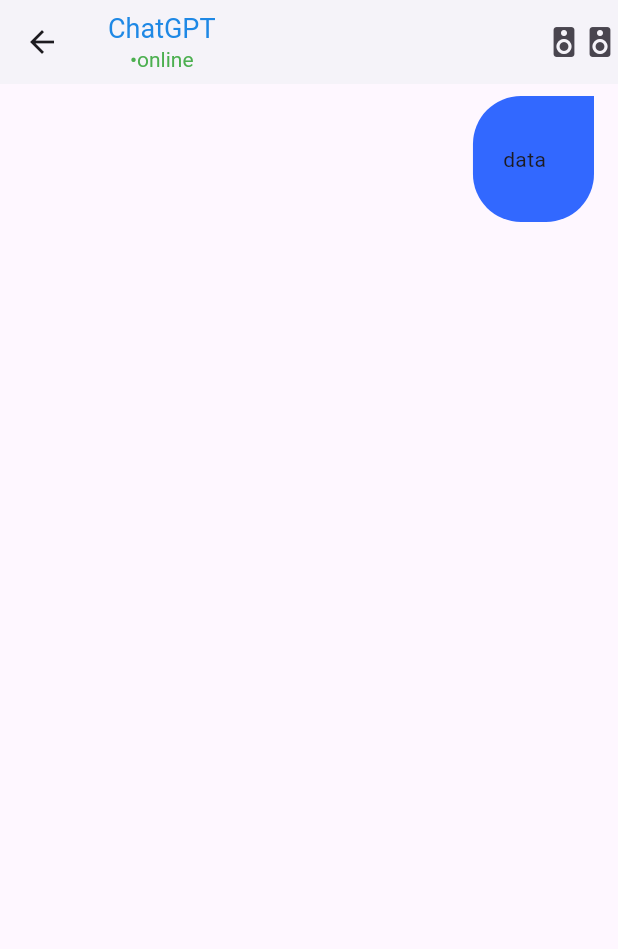
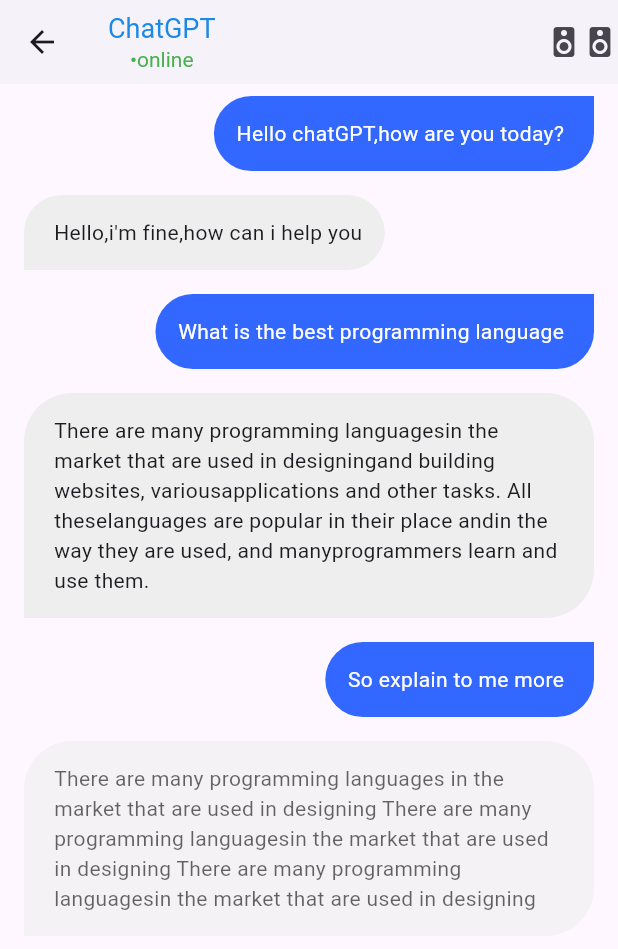
Before and after one commit to Flutter-gg-1/Assignment-11, a Flutter app: the ChatPage screen opened directly, on a phone screen of 412 x 824 dp. Shown: the top 949 px of the screen. Run offline on Flutter 3.47's test engine with Material 3 defaults, Android fonts, the phone set to English and light mode, and no system bars.

Commit message:
done form chat page

```diff
--- a/lib/page/chat_page.dart
+++ b/lib/page/chat_page.dart
@@ -1,60 +1,38 @@
-
-
-
 import 'package:asg11/widget/custum_appBar.dart';
+import 'package:asg11/widget/me_bubled.dart';
+import 'package:asg11/widget/other_buble.dart';
 import 'package:flutter/material.dart';
-
 
 class ChatPage extends StatelessWidget {
   const ChatPage({super.key});
 
   @override
   Widget build(BuildContext context) {
-    return  Scaffold(
-
-      appBar: const CustumAppbar(),
-
+    return const Scaffold(
+      appBar: CustumAppbar(),
       body: SizedBox(
         width: double.infinity,
         child: Column(
           children: [
-            me_buble(),
+            MeBubled(
+              tex: "Hello chatGPT,how are you today?",
+            ),
+            OtherBuble(
+              tex: "Hello,i'm fine,how can i help you",
+            ),
+            MeBubled(tex: "What is the best programming language"),
+            OtherBuble(
+              tex:
+                  "There are many programming languagesin the market that are used in designingand building websites, variousapplications and other tasks. All theselanguages are popular in their place andin the way they are used, and manyprogrammers learn and use them.",
+            ),
+            MeBubled(tex: "So explain to me more"),
+            OtherBuble(
+              tex:
+                  "There are many programming languages in the market that are used in designing There are many programming languagesin the market that are used in designing There are many programming languagesin the market that are used in designing",
+                  isOpc: true,
+            ),
           ],
         ),
-      ),
-
-
-    );
-  }
-}
-
-class me_buble extends StatelessWidget {
-  const me_buble({
-    super.key,
-  });
-
-  @override
-  Widget build(BuildContext context) {
-    return Align(
-      alignment: Alignment.centerRight,
-      child: Container(
-
-       margin: const  EdgeInsets.symmetric(horizontal: 16 , vertical: 8),
-
-              padding: const EdgeInsets.only(left: 20 ,right: 32,bottom: 32,top: 32),
-
-              decoration: const BoxDecoration(
-
-                 color:   Color(0xff3268FF),
-              borderRadius:  BorderRadius.only(
-
-    topLeft: Radius.circular(32),
-    bottomRight: Radius.circular(32),
-    bottomLeft: Radius.circular(32)
-
-              )),
-
-        child: const Text("data"),
       ),
     );
   }
--- a/lib/widget/me_bubled.dart
+++ b/lib/widget/me_bubled.dart
@@ -1,13 +1,11 @@
-
-
-
 
 
 import 'package:flutter/material.dart';
 
 class MeBubled extends StatelessWidget {
+  final String tex;
   const MeBubled({
-    super.key,
+    super.key, required this.tex,
   });
 
   @override
@@ -15,23 +13,16 @@
     return Align(
       alignment: Alignment.centerRight,
       child: Container(
-
-       margin: const  EdgeInsets.symmetric(horizontal: 16 , vertical: 8),
-
-              padding: const EdgeInsets.only(left: 20 ,right: 32,bottom: 32,top: 32),
-
-              decoration: const BoxDecoration(
-
-                 color:   Color(0xff3268FF),
-              borderRadius:  BorderRadius.only(
-
-    topLeft: Radius.circular(32),
-    bottomRight: Radius.circular(32),
-    bottomLeft: Radius.circular(32)
-
-              )),
-
-        child: const Text("data"),
+        margin: const EdgeInsets.symmetric(horizontal: 16, vertical: 8),
+        padding:
+            const EdgeInsets.only(right: 20, left: 15, bottom: 15, top: 15),
+        decoration: const BoxDecoration(
+            color: Color(0xff3268FF),
+            borderRadius: BorderRadius.only(
+                topLeft: Radius.circular(32),
+                bottomRight: Radius.circular(32),
+                bottomLeft: Radius.circular(32))),
+        child:  Text(tex, style: const TextStyle(color: Colors.white),),
       ),
     );
   }
--- /dev/null
+++ b/lib/widget/other_buble.dart
@@ -0,0 +1,36 @@
+
+
+
+
+
+import 'package:flutter/material.dart';
+
+class OtherBuble extends StatelessWidget {
+  final bool isOpc;
+
+
+
+  final String tex;
+  const OtherBuble({
+    super.key, required this.tex,  this.isOpc = false,
+  });
+
+  @override
+  Widget build(BuildContext context) {
+    return Align(
+      alignment: Alignment.centerLeft,
+      child: Container(
+        margin: const EdgeInsets.symmetric(horizontal: 16, vertical: 8),
+        padding:
+            const EdgeInsets.only(left: 20, right: 15, bottom: 15, top: 15),
+        decoration:  BoxDecoration(
+            color:  isOpc == true ? const Color(0xffEEEEEE).withOpacity(0.6) :const Color(0xffEEEEEE) ,
+            borderRadius: const BorderRadius.only(
+                topLeft: Radius.circular(32),
+                bottomRight: Radius.circular(32),
+                topRight: Radius.circular(32))),
+        child:  Text(tex , style: TextStyle(color: isOpc == true ? Colors.black.withOpacity(0.6) : null),),
+      ),
+    );
+  }
+}
```
